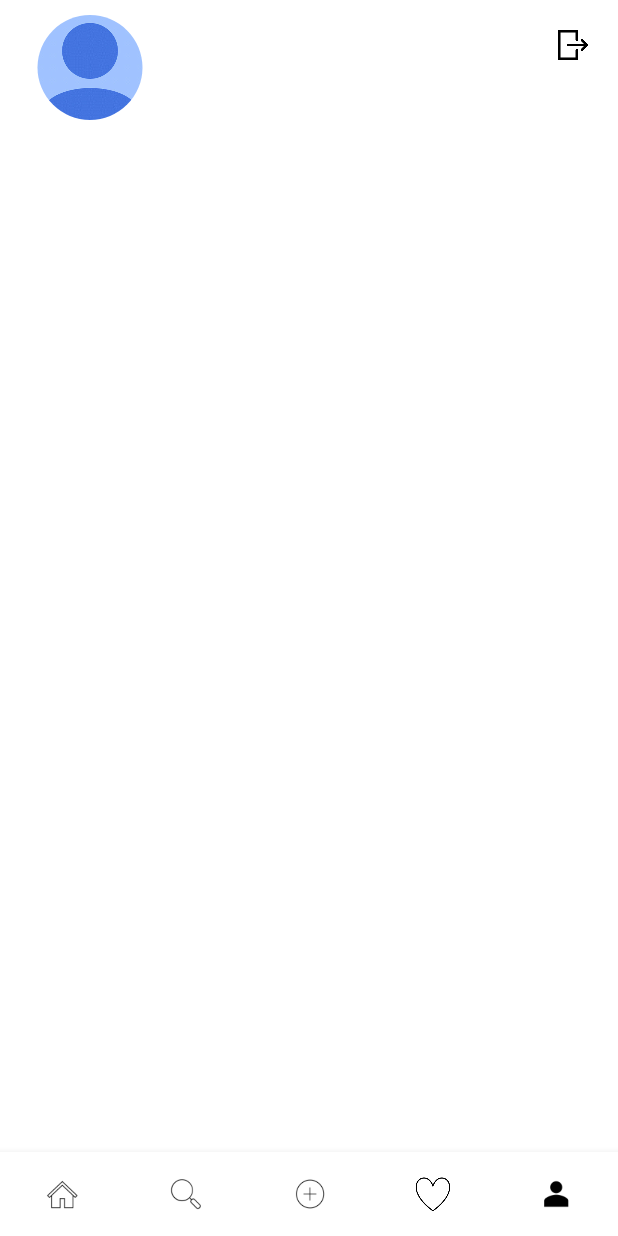
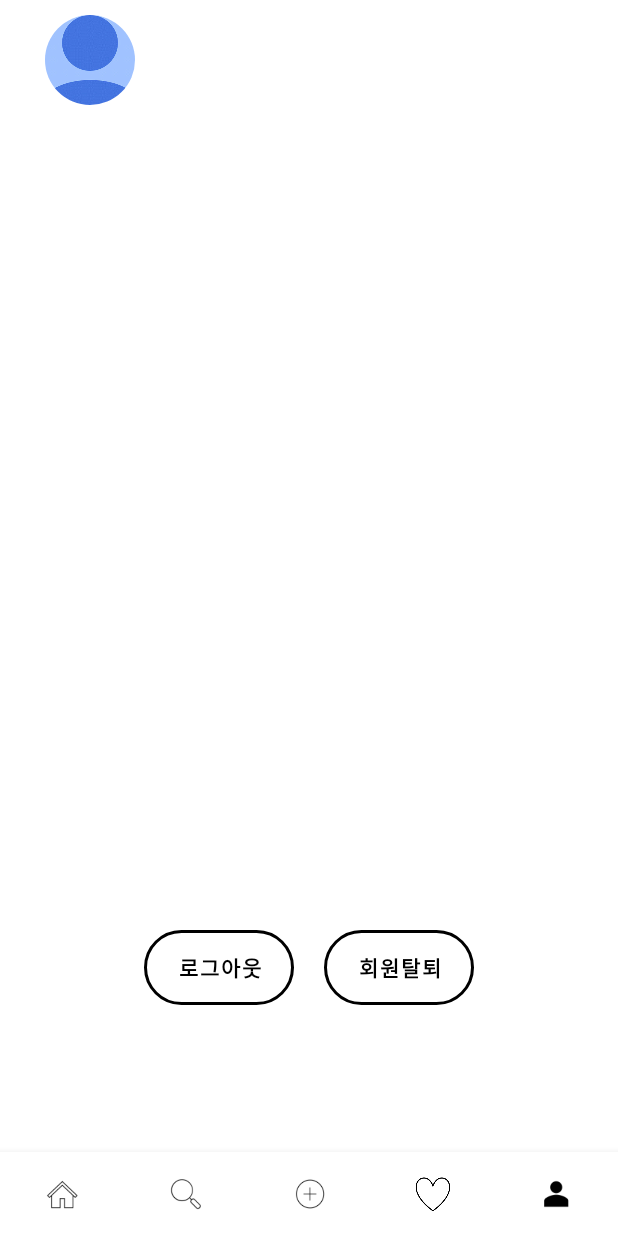
Before and after one commit to ymp9486/hansincat, an Android app: the HomeFragment screen opened directly, with no data from a screen before it, item 5 of the bottom bar chosen, on a phone screen of 412 x 824 dp. Run offline under Robolectric (Android 15) with nearby library versions, the phone set to English and light mode, and no system bars; our stand-ins replace CircleImageView, Firebase (no records; nobody signed in at launch, a user with empty details on screens opened directly), data binding; 1 statement that could not run was skipped.

Commit message:
検索機能の改善

```diff
--- a/app/src/main/java/com/example/hansimcat/Feed.kt
+++ b/app/src/main/java/com/example/hansimcat/Feed.kt
@@ -8,5 +8,6 @@ data class Feed(
     var isLike: Boolean,
     var isBookmark: Boolean,
     var content: String,
+    var tag: String,
     val uid2: String
 )
--- a/app/src/main/java/com/example/hansimcat/HomeFragment.kt
+++ b/app/src/main/java/com/example/hansimcat/HomeFragment.kt
@@ -69,6 +69,7 @@ class HomeFragment : Fragment() {
                             false,
                             false,
                             data.child("content").value as String,
+                            data.child("tag").value as String,
                             data.child("uid2").value as String
                         )
                     )
--- a/app/src/main/java/com/example/hansimcat/KeywordAdapter.kt
+++ b/app/src/main/java/com/example/hansimcat/KeywordAdapter.kt
@@ -20,7 +20,7 @@ class KeywordAdapter (private val context: SearchActivity, private val dataList:
 
                 val gson = Gson()
                 val json = gson.toJson(dataList)
-                val prefs = context.getSharedPreferences("YM", Context.MODE_PRIVATE)
+                val prefs = context.getSharedPreferences("한타", Context.MODE_PRIVATE)
                 val editor = prefs.edit()
                 editor.putString("keywords", json)
                 editor.apply()
--- a/app/src/main/java/com/example/hansimcat/MainActivity.kt
+++ b/app/src/main/java/com/example/hansimcat/MainActivity.kt
@@ -66,13 +66,12 @@ class MainActivity : AppCompatActivity() {
                 }
             }
         }
-
-        findViewById<Button>(R.id.logout_btn).setOnClickListener {
-            auth.signOut()
-            val intent = Intent(this,IntroActivity::class.java)
-
-            intent.flags = Intent.FLAG_ACTIVITY_NEW_TASK or Intent.FLAG_ACTIVITY_CLEAR_TOP
-            startActivity(intent)
-        }
+//        findViewById<Button>(R.id.logout_btn).setOnClickListener {
+//            auth.signOut()
+//            val intent = Intent(this,IntroActivity::class.java)
+//
+//            intent.flags = Intent.FLAG_ACTIVITY_NEW_TASK or Intent.FLAG_ACTIVITY_CLEAR_TOP
+//            startActivity(intent)
+//        }
     }
 }
--- a/app/src/main/java/com/example/hansimcat/MyPageFragment.kt
+++ b/app/src/main/java/com/example/hansimcat/MyPageFragment.kt
@@ -6,13 +6,16 @@ import androidx.fragment.app.Fragment
 import android.view.LayoutInflater
 import android.view.View
 import android.view.ViewGroup
+import android.widget.Toast
 import androidx.core.view.isVisible
 import com.example.hansimcat.databinding.FragmentMainBinding
 import com.example.hansimcat.databinding.FragmentMypageBinding
 import com.google.firebase.auth.FirebaseAuth
+import com.google.firebase.auth.ktx.auth
 import com.google.firebase.database.DataSnapshot
 import com.google.firebase.database.DatabaseError
 import com.google.firebase.database.ValueEventListener
+import com.google.firebase.ktx.Firebase
 
 class MyPageFragment : Fragment() {
     private var _binding: FragmentMypageBinding? = null
@@ -42,8 +45,23 @@ class MyPageFragment : Fragment() {
         container: ViewGroup?,
         savedInstanceState: Bundle?
     ): View? {
+
+        auth = Firebase.auth
+
         _binding = FragmentMypageBinding.inflate(inflater, container, false)
         binding.myEmailTv.setText(getUemail())
+
+        binding.myLogout.setOnClickListener {
+            auth.signOut()
+            val intent = Intent(context, IntroActivity::class.java)
+            startActivity(intent)
+        }
+
+        binding.myLogout2.setOnClickListener {
+            auth.currentUser?.delete()
+            val intent = Intent(context, IntroActivity::class.java)
+            startActivity(intent)
+        }
 
         boardRVAdapter = BoardListAdapter(boardDataList)
         binding.boardListView2.adapter = boardRVAdapter
@@ -54,7 +72,6 @@ class MyPageFragment : Fragment() {
             intent.putExtra("key", boardKeyList[positon])
             startActivity(intent)
         }
-
         getFBBoardData()
         return binding.root
     }
--- a/app/src/main/java/com/example/hansimcat/SearchFragment.kt
+++ b/app/src/main/java/com/example/hansimcat/SearchFragment.kt
@@ -40,7 +40,7 @@ class SearchFragment : Fragment() {
 
         if (arguments?.getString("keyword")!=null){
 //            검색
-            val values =database.orderByChild("userId").equalTo(arguments?.getString("keyword"))
+            val values = database.orderByChild("tag").equalTo(arguments?.getString("keyword"))
             values.addValueEventListener(object :ValueEventListener{
                 override fun onDataChange(snapshot: DataSnapshot) {
                     for (data in snapshot.children) {
--- a/app/src/main/java/com/example/hansimcat/UploadActivity.kt
+++ b/app/src/main/java/com/example/hansimcat/UploadActivity.kt
@@ -92,9 +92,11 @@ class UploadActivity : AppCompatActivity() {
         val timestamp = SimpleDateFormat("yyyymmdd_HHmmss").format(Date())
         val imageFileName = "$timestamp.jpeg"
         val content = binding.uploadEt.text.toString()
+        val tag = binding.uploadTvTag.text.toString()
         val storageReference = firebaseStorage?.reference?.child(imageFileName)
         val uid2 = getUid()
         val email = getUemail()
+
         storageReference?.putFile(imagrUri!!)?.continueWithTask { task ->
             if (!task.isSuccessful) {
                 task.exception?.let {
@@ -108,8 +110,8 @@ class UploadActivity : AppCompatActivity() {
                 database.get().addOnSuccessListener { it ->
 //                    var values = it.value as ArrayList<HashMap<String, Any>>?
                     database.push().setValue(Feed(
-                        email,
-                        downloadUri.toString(), downloadUri.toString(), 0, false, false, content, uid2
+                        "익명",
+                        downloadUri.toString(), "", 0, false, false, content, tag, uid2
                     ))
                 }
                 Toast.makeText(this, "게시물 작성 완료", Toast.LENGTH_LONG).show()
--- a/app/src/main/res/layout/activity_main.xml
+++ b/app/src/main/res/layout/activity_main.xml
@@ -6,14 +6,14 @@
     android:layout_height="match_parent"
     tools:context=".MainActivity">
 
-    <Button
-        android:id="@+id/logout_btn"
-        android:background="@drawable/logout_icon_"
-        android:layout_width="20dp"
-        android:layout_height="20dp"
-        android:layout_margin="20dp"
-        app:layout_constraintTop_toTopOf="parent"
-        app:layout_constraintEnd_toEndOf="parent" />
+<!--    <Button-->
+<!--        android:id="@+id/logout_btn"-->
+<!--        android:background="@drawable/logout_icon_"-->
+<!--        android:layout_width="20dp"-->
+<!--        android:layout_height="20dp"-->
+<!--        android:layout_margin="20dp"-->
+<!--        app:layout_constraintTop_toTopOf="parent"-->
+<!--        app:layout_constraintEnd_toEndOf="parent" />-->
 
     <FrameLayout
         android:id="@+id/main_fl"
--- a/app/src/main/res/layout/activity_upload.xml
+++ b/app/src/main/res/layout/activity_upload.xml
@@ -70,11 +70,11 @@
         android:background="@color/upload_border_gray"
         app:layout_constraintTop_toBottomOf="@id/upload_iv_image"/>
 
-    <TextView
+    <EditText
         android:id="@+id/upload_tv_tag"
         android:layout_width="match_parent"
         android:layout_height="wrap_content"
-        android:text="@string/upload_tag"
+        android:hint="태그하기"
         android:textColor="@color/black"
         android:textSize="16sp"
         android:layout_margin="20dp"
--- a/app/src/main/res/layout/fragment_mypage.xml
+++ b/app/src/main/res/layout/fragment_mypage.xml
@@ -1,22 +1,24 @@
 <?xml version="1.0" encoding="utf-8"?>
-<layout>
+<layout xmlns:android="http://schemas.android.com/apk/res/android"
+    xmlns:app="http://schemas.android.com/apk/res-auto">
 <LinearLayout
-    xmlns:android="http://schemas.android.com/apk/res/android"
-    xmlns:app="http://schemas.android.com/apk/res-auto"
     android:layout_width="match_parent"
     android:layout_height="match_parent"
     android:orientation="vertical">
 
     <RelativeLayout
-        android:layout_width="match_parent"
-        android:layout_height="90dp">
+        android:layout_width="wrap_content"
+        android:layout_height="80dp">
 
         <de.hdodenhof.circleimageview.CircleImageView
             android:id="@+id/acount_iv_profile"
             android:layout_width="100dp"
             android:layout_height="100dp"
-            android:layout_margin="10dp"
             android:layout_alignParentLeft="true"
+            android:layout_marginStart="10dp"
+            android:layout_marginTop="10dp"
+            android:layout_marginEnd="10dp"
+            android:layout_marginBottom="10dp"
             android:src="@drawable/acount_ic" />
 
         <LinearLayout
@@ -33,7 +35,7 @@
                 <TextView
                     android:id="@+id/my_email_tv"
                     android:layout_width="match_parent"
-                    android:layout_height="match_parent"
+                    android:layout_height="25dp"
                     android:layout_marginTop="30dp"
                     android:layout_marginBottom="30dp"
                     android:textStyle="bold"
@@ -51,13 +53,43 @@
         android:layout_height="wrap_content">
     <LinearLayout
         android:layout_width="match_parent"
-        android:layout_height="500dp">
+        android:layout_height="match_parent"
+        android:orientation="vertical">
         <ListView
             android:id="@+id/boardListView2"
             android:layout_width="match_parent"
-            android:layout_height="600dp"/>
+            android:layout_height="530dp"/>
+
     </LinearLayout>
+
     </ScrollView>
+
+    <LinearLayout
+        android:layout_width="match_parent"
+        android:layout_height="wrap_content"
+        android:gravity="center">
+
+        <Button
+            android:id="@+id/my_logout"
+            android:layout_width="100dp"
+            android:layout_height="50dp"
+            android:layout_gravity="center"
+            android:layout_margin="10dp"
+            android:background="@drawable/background_radius"
+            android:text="로그아웃"
+            android:textStyle="bold" />
+
+        <Button
+            android:id="@+id/my_logout2"
+            android:layout_width="100dp"
+            android:layout_height="50dp"
+            android:layout_gravity="center"
+            android:layout_margin="10dp"
+            android:background="@drawable/background_radius"
+            android:text="회원탈퇴"
+            android:textStyle="bold" />
+
+    </LinearLayout>
 
 </LinearLayout>
 </layout>
```
Also changed, not shown: app/src/main/java/com/example/hansimcat/FeedAdapter.kt (+4 -3 lines), app/src/main/res/layout/activity_heart_write.xml (+17 -2 lines), app/src/main/res/layout/item_home_feed.xml (+13 -0 lines).
